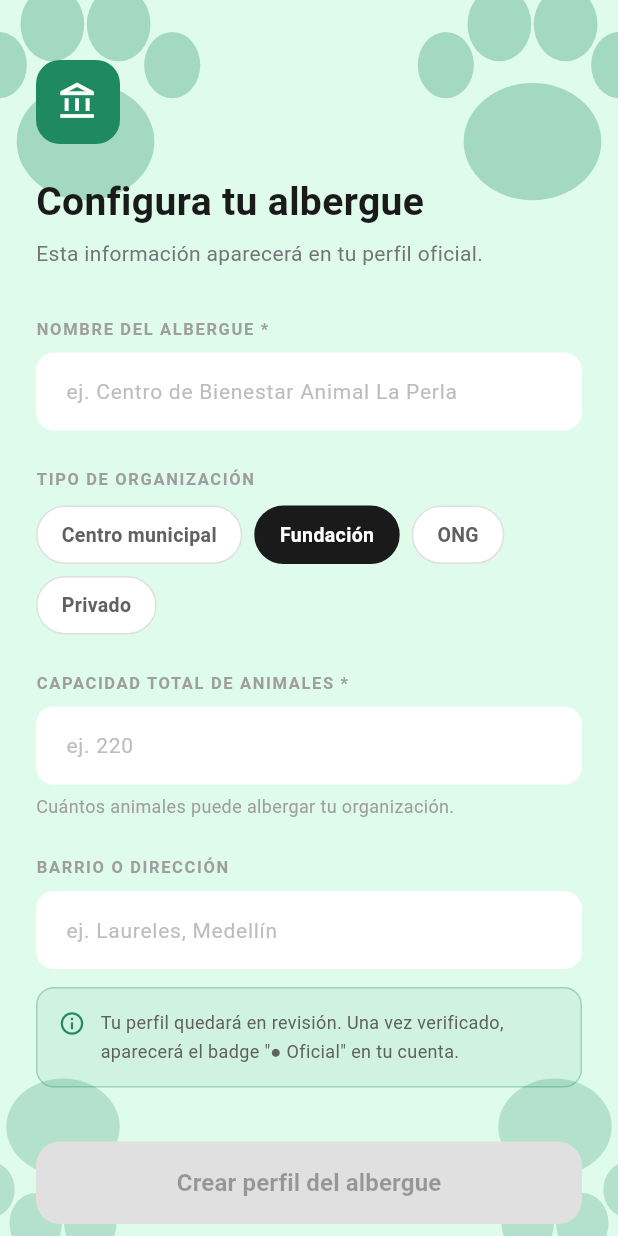
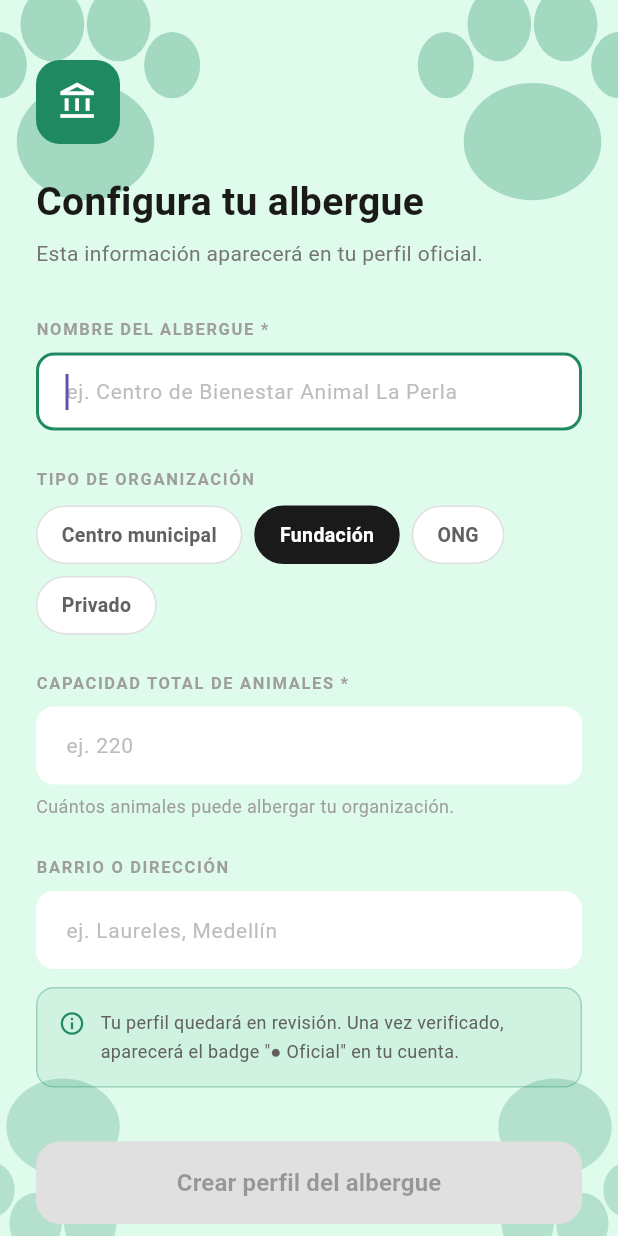
Before and after one commit to lunita486/Salva-Patitas, a Flutter app: the AlberguePerfilScreen screen opened directly, on a phone screen of 412 x 824 dp. Run offline on Flutter 3.47's test engine with Material 3 defaults, Android fonts, the phone set to English and light mode, and no system bars; our stand-ins replace cloud_firestore, firebase_auth, firebase_core, geolocator, google_sign_in, image_picker; accounts and stored records are empty; network calls fail.

Commit message:
fix: add focused border and autofocus to albergue perfil fields
- focusedBorder shows green ring when a field is active
- autofocus on nombre field opens keyboard automatically on screen entry

Co-Authored-By: Claude Sonnet 4.6 <noreply@anthropic.com>

```diff
--- a/lib/screens/albergue_perfil_screen.dart
+++ b/lib/screens/albergue_perfil_screen.dart
@@ -79,7 +79,7 @@ class _AlberguePerfilScreenState extends State<AlberguePerfilScreen> {
               // Nombre
               _label('NOMBRE DEL ALBERGUE *'),
               const SizedBox(height: 8),
-              _campo(_nombreCtl, 'ej. Centro de Bienestar Animal La Perla'),
+              _campo(_nombreCtl, 'ej. Centro de Bienestar Animal La Perla', autofocus: true),
               const SizedBox(height: 24),
 
               // Tipo
@@ -186,11 +186,13 @@ class _AlberguePerfilScreenState extends State<AlberguePerfilScreen> {
     String hint, {
     TextInputType tipo = TextInputType.text,
     List<TextInputFormatter> formato = const [],
+    bool autofocus = false,
   }) =>
       TextField(
         controller: ctl,
         keyboardType: tipo,
         inputFormatters: formato,
+        autofocus: autofocus,
         decoration: InputDecoration(
           hintText: hint,
           hintStyle: TextStyle(color: Colors.grey.shade400, fontSize: 14),
@@ -200,6 +202,14 @@ class _AlberguePerfilScreenState extends State<AlberguePerfilScreen> {
             borderRadius: BorderRadius.circular(12),
             borderSide: BorderSide.none,
           ),
+          enabledBorder: OutlineInputBorder(
+            borderRadius: BorderRadius.circular(12),
+            borderSide: BorderSide.none,
+          ),
+          focusedBorder: OutlineInputBorder(
+            borderRadius: BorderRadius.circular(12),
+            borderSide: const BorderSide(color: Color(0xFF1F8A62), width: 2),
+          ),
           contentPadding: const EdgeInsets.symmetric(horizontal: 16, vertical: 14),
         ),
       );
```
